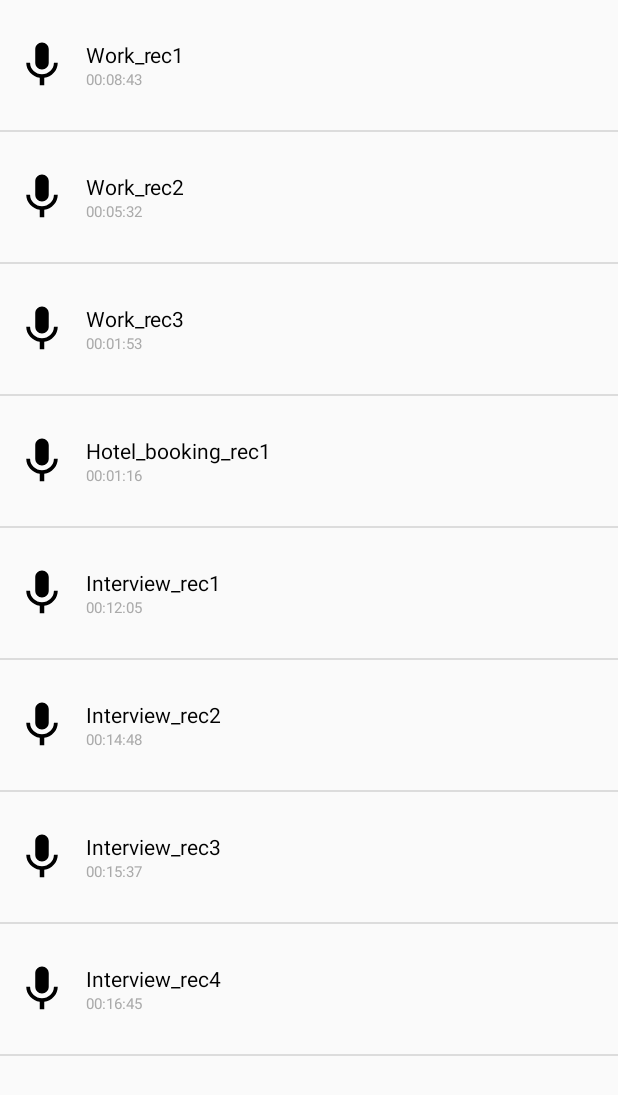
After one commit to vlfom/Scribo, an Android app: the RecordingListActivity screen opened directly, with no data from a screen before it, on a phone screen of 412 x 824 dp. The commit adds this screen. Shown: the top 1095 px of the screen. Run offline under Robolectric (Android 15) with nearby library versions, the phone set to English and light mode, and no system bars.

Commit message:
Refactor class names. Add recordings list.

```diff
--- a/app/build.gradle
+++ b/app/build.gradle
@@ -22,6 +22,7 @@ dependencies {
     implementation fileTree(dir: 'libs', include: ['*.jar'])
     implementation 'com.android.support:appcompat-v7:28.0.0'
     implementation 'com.android.support.constraint:constraint-layout:1.1.3'
+    implementation 'com.android.support:support-annotations:28.0.0'
     testImplementation 'junit:junit:4.12'
     androidTestImplementation 'com.android.support.test:runner:1.0.2'
     androidTestImplementation 'com.android.support.test.espresso:espresso-core:3.0.2'
--- /dev/null
+++ b/app/src/main/java/com/example/isausmanov/scriboai/RecordingDataModel.java
@@ -0,0 +1,33 @@
+package com.example.isausmanov.scriboai;
+
+public class RecordingDataModel {
+    private String name;
+    private long duration;
+    private String duration_s;
+
+    public RecordingDataModel(String name, long duration) {
+        this.name = name;
+        this.duration = duration;
+        this.duration_s = formatSeconds(duration);
+    }
+
+    public String getName() {
+        return name;
+    }
+
+    public String getDuration() {
+        return duration_s;
+    }
+
+    private static String formatSeconds(long timeInSeconds){
+        int seconds = (int)(timeInSeconds % 3600 % 60);
+        int minutes = (int)(timeInSeconds % 3600 / 60);
+        int hours = (int)(timeInSeconds / 3600);
+
+        String HH = hours < 10 ? "0" + hours : String.valueOf(hours);
+        String MM = minutes < 10 ? "0" + minutes : String.valueOf(minutes);
+        String SS = seconds < 10 ? "0" + seconds : String.valueOf(seconds);
+
+        return HH + ":" + MM + ":" + SS;
+    }
+}
--- /dev/null
+++ b/app/src/main/java/com/example/isausmanov/scriboai/RecordingDetailsActivity.java
@@ -0,0 +1,4 @@
+package com.example.isausmanov.scriboai;
+
+public class RecordingDetailsActivity {
+}
--- /dev/null
+++ b/app/src/main/java/com/example/isausmanov/scriboai/RecordingListActivity.java
@@ -0,0 +1,51 @@
+package com.example.isausmanov.scriboai;
+
+import android.support.v7.app.AppCompatActivity;
+import android.os.Bundle;
+import android.view.View;
+import android.widget.AdapterView;
+import android.widget.ListView;
+import android.widget.Toast;
+
+import java.util.ArrayList;
+
+public class RecordingListActivity extends AppCompatActivity {
+    // RecordsList data
+    private ArrayList<RecordingDataModel> dataModels;
+    private ListView listView;
+    private RecordingListAdapter adapter;
+
+    @Override
+    protected void onCreate(Bundle savedInstanceState) {
+        super.onCreate(savedInstanceState);
+        setContentView(R.layout.activity_records_list);
+
+        listView = findViewById(R.id.recording_list);
+
+        // Populate dummy data
+        dataModels = new ArrayList<>();
+        dataModels.add(new RecordingDataModel("Work_rec1", 523));
+        dataModels.add(new RecordingDataModel("Work_rec2", 332));
+        dataModels.add(new RecordingDataModel("Work_rec3", 113));
+        dataModels.add(new RecordingDataModel("Hotel_booking_rec1", 76));
+        dataModels.add(new RecordingDataModel("Interview_rec1", 725));
+        dataModels.add(new RecordingDataModel("Interview_rec2", 888));
+        dataModels.add(new RecordingDataModel("Interview_rec3", 937));
+        dataModels.add(new RecordingDataModel("Interview_rec4", 1005));
+
+        // Setup List view of recordings. Use custom adapter.
+        adapter = new RecordingListAdapter(dataModels, getApplicationContext());
+        listView.setAdapter(adapter);
+
+        listView.setOnItemClickListener(new AdapterView.OnItemClickListener() {
+            @Override
+            public void onItemClick(AdapterView<?> parent, View view, int position, long id) {
+                RecordingDataModel dataModel = dataModels.get(position);
+                // To be forwarded to a new View.
+                Toast.makeText(getBaseContext(),
+                        dataModel.getName() + "\nDuration: " + dataModel.getDuration(),
+                        Toast.LENGTH_SHORT).show();
+            }
+        });
+    }
+}
--- /dev/null
+++ b/app/src/main/java/com/example/isausmanov/scriboai/RecordingListAdapter.java
@@ -0,0 +1,86 @@
+package com.example.isausmanov.scriboai;
+
+import android.content.Context;
+import android.view.LayoutInflater;
+import android.view.View;
+import android.view.ViewGroup;
+import android.widget.ArrayAdapter;
+import android.widget.ImageView;
+import android.widget.TextView;
+import android.widget.Toast;
+
+import java.util.ArrayList;
+
+public class RecordingListAdapter extends ArrayAdapter<RecordingDataModel> implements View.OnClickListener {
+
+    private ArrayList<RecordingDataModel> data;
+    Context context;
+
+    // View lookup cache
+    private static class ViewHolder {
+        TextView name;
+        TextView duration;
+        ImageView icon;
+    }
+
+    public RecordingListAdapter(ArrayList<RecordingDataModel> data, Context context) {
+        super(context, R.layout.recording_list_item, data);
+        this.data = data;
+        this.context = context;
+
+    }
+
+    @Override
+    public void onClick(View v) {
+        int position = (Integer) v.getTag();
+        Object object = getItem(position);
+        RecordingDataModel dataModel = (RecordingDataModel) object;
+
+        switch (v.getId()) {
+            case R.id.list_item_image:
+                Toast.makeText(context, "Duration: " + dataModel.getDuration(),
+                        Toast.LENGTH_SHORT).show();
+                break;
+        }
+    }
+
+    private int lastPosition = -1;
+
+    @Override
+    public View getView(int position, View convertView, ViewGroup parent) {
+        // Get the data item for this position
+        RecordingDataModel dataModel = getItem(position);
+        // Check if an existing view is being reused, otherwise inflate the view
+        ViewHolder viewHolder; // view lookup cache stored in tag
+
+        final View result;
+
+        if (convertView == null) {
+
+            viewHolder = new ViewHolder();
+            LayoutInflater inflater = LayoutInflater.from(getContext());
+            convertView = inflater.inflate(R.layout.recording_list_item, parent, false);
+            viewHolder.name = convertView.findViewById(R.id.recording_name);
+            viewHolder.duration = convertView.findViewById(R.id.recording_duration);
+            viewHolder.icon = convertView.findViewById(R.id.list_item_image);
+
+            result = convertView;
+
+            convertView.setTag(viewHolder);
+        } else {
+            viewHolder = (ViewHolder) convertView.getTag();
+            result = convertView;
+        }
+
+//        Animation animation = AnimationUtils.loadAnimation(context, (position > lastPosition) ? R.anim.up_from_bottom : R.anim.down_from_top);
+//        result.startAnimation(animation);
+        lastPosition = position;
+
+        viewHolder.name.setText(dataModel.getName());
+        viewHolder.duration.setText(dataModel.getDuration());
+        viewHolder.icon.setOnClickListener(this);
+        viewHolder.icon.setTag(position);
+        // Return the completed view to render on screen
+        return convertView;
+    }
+}
--- /dev/null
+++ b/app/src/main/res/drawable/ic_baseline_mic_24px.xml
@@ -0,0 +1,9 @@
+<vector xmlns:android="http://schemas.android.com/apk/res/android"
+    android:width="24dp"
+    android:height="24dp"
+    android:viewportWidth="24"
+    android:viewportHeight="24">
+  <path
+      android:fillColor="#FF000000"
+      android:pathData="M12,14c1.66,0 2.99,-1.34 2.99,-3L15,5c0,-1.66 -1.34,-3 -3,-3S9,3.34 9,5v6c0,1.66 1.34,3 3,3zM17.3,11c0,3 -2.54,5.1 -5.3,5.1S6.7,14 6.7,11L5,11c0,3.41 2.72,6.23 6,6.72L11,21h2v-3.28c3.28,-0.48 6,-3.3 6,-6.72h-1.7z"/>
+</vector>
--- /dev/null
+++ b/app/src/main/res/layout/activity_records_list.xml
@@ -0,0 +1,19 @@
+<?xml version="1.0" encoding="utf-8"?>
+<LinearLayout xmlns:android="http://schemas.android.com/apk/res/android"
+    xmlns:app="http://schemas.android.com/apk/res-auto"
+    xmlns:tools="http://schemas.android.com/tools"
+    android:layout_width="match_parent"
+    android:layout_height="match_parent"
+    tools:context=".RecordingListActivity"
+    android:baselineAligned="false">
+
+    <ListView
+        android:id="@+id/recording_list"
+        android:layout_width="0dp"
+        android:layout_height="match_parent"
+        app:layout_constraintTop_toTopOf="parent"
+        app:layout_constraintVertical_bias="1.0"
+        tools:layout_editor_absoluteX="7dp"
+        android:layout_weight="1" />
+
+</LinearLayout>
--- /dev/null
+++ b/app/src/main/res/layout/recording_list_item.xml
@@ -0,0 +1,45 @@
+<?xml version="1.0" encoding="utf-8"?>
+<RelativeLayout xmlns:android="http://schemas.android.com/apk/res/android"
+    android:layout_width="match_parent"
+    android:layout_height="wrap_content"
+    android:orientation="vertical"
+    android:padding="10dp"
+    >
+
+    <ImageView
+        android:id="@+id/list_item_image"
+        android:layout_width="36dp"
+        android:layout_height="36dp"
+        android:layout_alignParentLeft="true"
+        android:layout_centerVertical="true"
+        android:src="@drawable/ic_baseline_mic_24px"
+        />
+
+    <LinearLayout
+        android:layout_width="wrap_content"
+        android:layout_height="wrap_content"
+        android:layout_alignParentStart="true"
+        android:layout_alignParentTop="true"
+        android:layout_centerInParent="true"
+        android:layout_marginStart="47dp"
+        android:layout_marginTop="33dp"
+        android:orientation="vertical">
+
+        <TextView
+            android:id="@+id/recording_name"
+            android:layout_width="wrap_content"
+            android:layout_height="wrap_content"
+            android:text="Recording 1"
+            android:textAppearance="?android:attr/textAppearanceSmall"
+            android:textColor="@android:color/black" />
+
+        <TextView
+            android:id="@+id/recording_duration"
+            android:layout_width="wrap_content"
+            android:layout_height="wrap_content"
+            android:text="00:00:48"
+            android:textSize="10dp"
+            android:textColor="@android:color/darker_gray" />
+
+    </LinearLayout>
+</RelativeLayout>
```
Also changed, not shown: app/src/main/AndroidManifest.xml (+7 -2 lines), app/src/main/java/com/example/isausmanov/scriboai/ListActivity.java (deleted, +0 -13 lines), app/src/main/java/com/example/isausmanov/scriboai/MainActivity.java (added, +266 -0 lines), app/src/main/java/com/example/isausmanov/scriboai/RecordActivity.java (deleted, +0 -54 lines), app/src/main/res/layout/activity_list.xml (deleted, +0 -9 lines), app/src/main/res/layout/activity_main.xml (renamed from app/src/main/res/layout/activity_record.xml, +11 -8 lines), app/src/main/res/drawable/baseline_mic_black_36dp.png (added).
